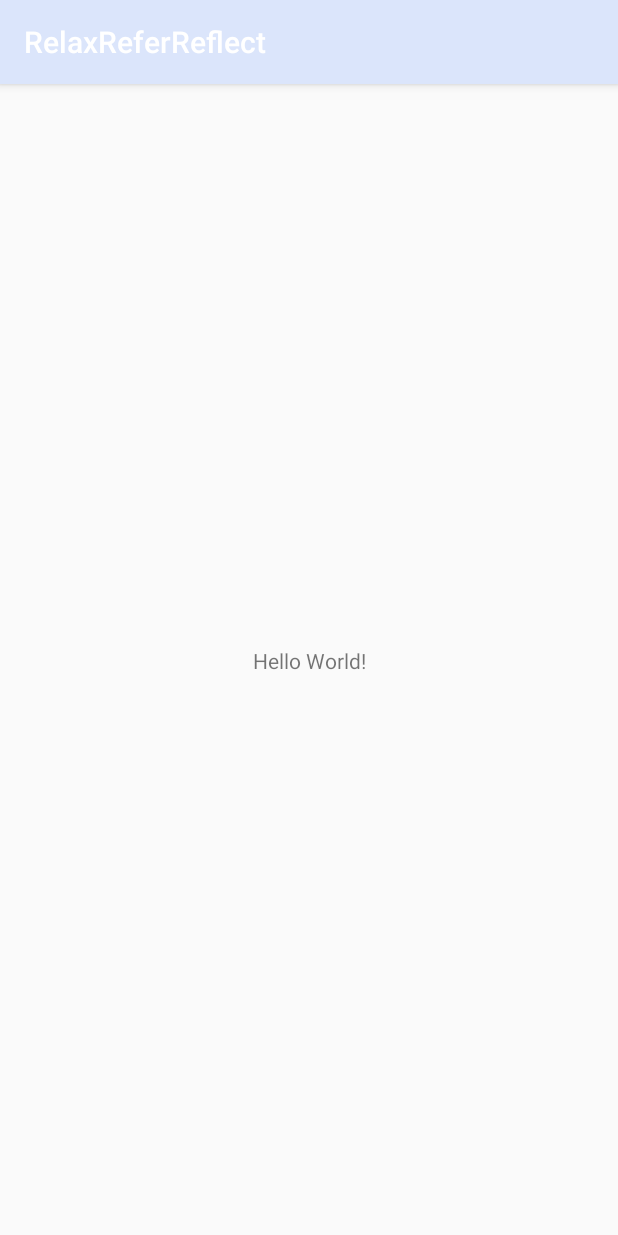
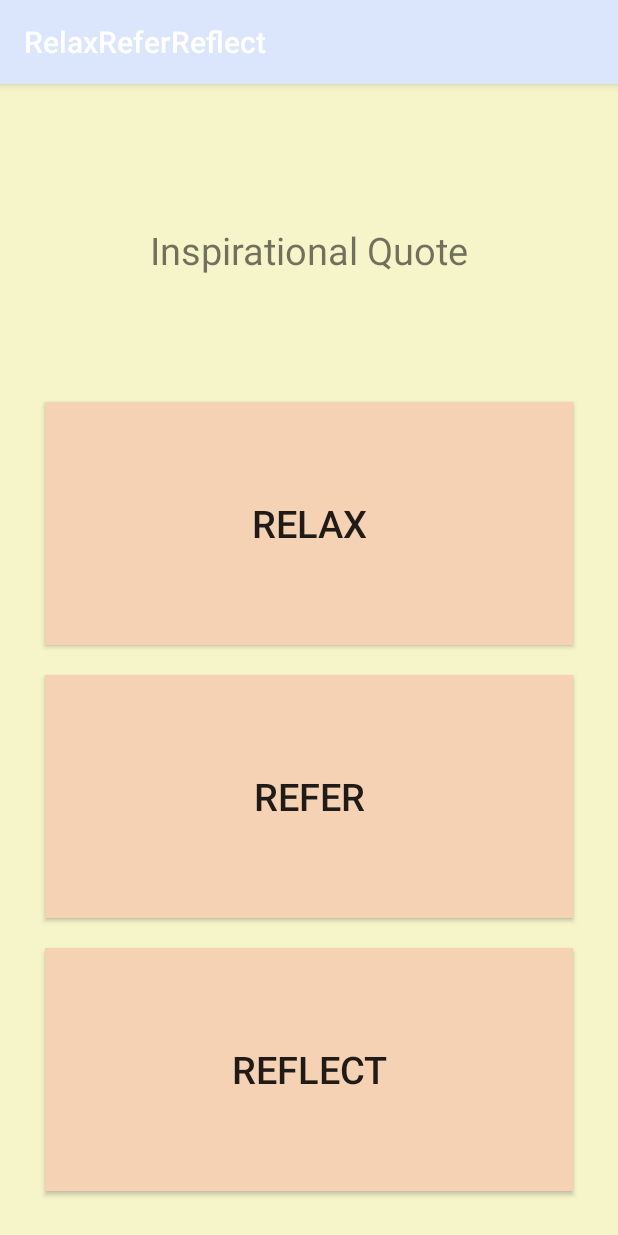
Before and after one commit to hamiltona21/RelaxReferReflect, an Android app: the screen it shows after launch (MainActivity), on a phone screen of 412 x 824 dp. Run offline under Robolectric (Android 15) with nearby library versions, the phone set to English and light mode, and no system bars.

Commit message:
second commit

```diff
--- a/app/src/main/res/layout/activity_main.xml
+++ b/app/src/main/res/layout/activity_main.xml
@@ -1,18 +1,55 @@
 <?xml version="1.0" encoding="utf-8"?>
-<androidx.constraintlayout.widget.ConstraintLayout xmlns:android="http://schemas.android.com/apk/res/android"
+<LinearLayout xmlns:android="http://schemas.android.com/apk/res/android"
     xmlns:app="http://schemas.android.com/apk/res-auto"
     xmlns:tools="http://schemas.android.com/tools"
     android:layout_width="match_parent"
     android:layout_height="match_parent"
-    tools:context=".MainActivity">
+    tools:context=".MainActivity"
+    android:orientation="vertical"
+    android:padding="20dp"
+    android:background="#f6f5ca">
+
 
     <TextView
-        android:layout_width="wrap_content"
-        android:layout_height="wrap_content"
-        android:text="Hello World!"
-        app:layout_constraintBottom_toBottomOf="parent"
-        app:layout_constraintLeft_toLeftOf="parent"
-        app:layout_constraintRight_toRightOf="parent"
-        app:layout_constraintTop_toTopOf="parent" />
+        android:layout_width="match_parent"
+        android:layout_height="0dp"
+        android:text="Inspirational Quote"
+        android:gravity="center"
+        android:textSize="25sp"
+        android:layout_weight="1"
+        android:layout_margin="10dp"
+        />
+    <Button
+        android:layout_width="match_parent"
+        android:layout_height="0dp"
+        android:text="@string/relax"
+        android:gravity="center"
+        android:textSize="25sp"
+        android:layout_weight="1"
+        android:background="#f6d2b4"
+        android:layout_margin="10dp"
+        />
 
-</androidx.constraintlayout.widget.ConstraintLayout>
+    <Button
+        android:layout_width="match_parent"
+        android:layout_height="0dp"
+        android:text="@string/refer"
+        android:gravity="center"
+        android:textSize="25sp"
+        android:layout_weight="1"
+        android:background="#f6d2b4"
+        android:layout_margin="10dp"
+        />
+    <Button
+        android:layout_width="match_parent"
+        android:layout_height="0dp"
+        android:text="@string/reflect"
+        android:gravity="center"
+        android:textSize="25sp"
+        android:layout_weight="1"
+        android:background="#f6d2b4"
+        android:layout_margin="10dp"
+        />
+
+
+</LinearLayout>
--- a/app/src/main/res/values/strings.xml
+++ b/app/src/main/res/values/strings.xml
@@ -1,3 +1,6 @@
 <resources>
     <string name="app_name">RelaxReferReflect</string>
+    <string name="relax">Relax</string>
+    <string name="refer">Refer</string>
+    <string name="reflect">reflect</string>
 </resources>
```
